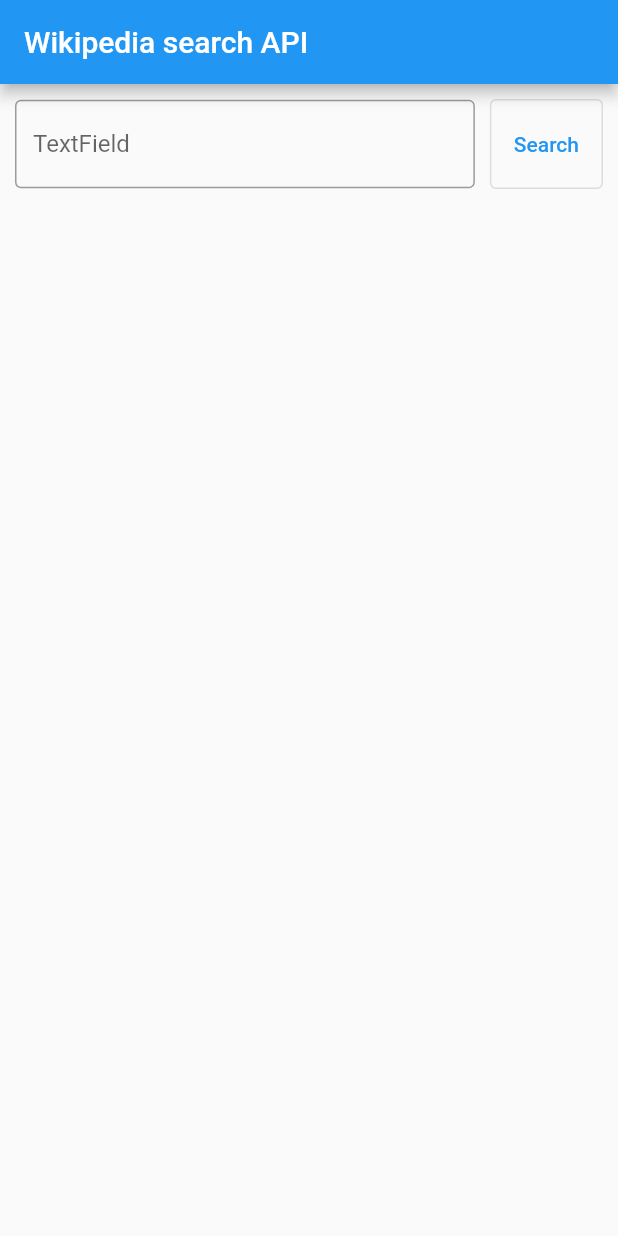
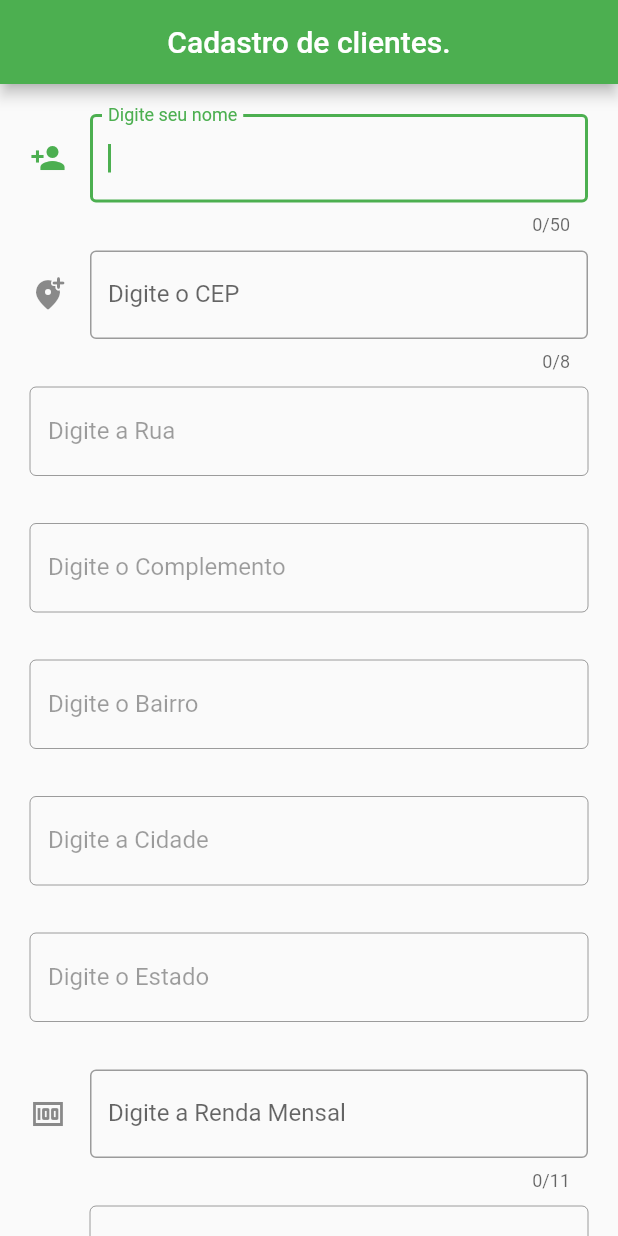
Before and after one commit to Gabrielhyds/ApiCep, a Flutter app: the screen it shows after launch, on a phone screen of 412 x 824 dp. Run offline on Flutter 3.47's test engine with Material 2 defaults, Android fonts, the phone set to English and light mode, and no system bars.

```diff
--- a/lib/main.dart
+++ b/lib/main.dart
@@ -1,27 +1,29 @@
+import 'package:flutter/material.dart';
 import 'dart:convert';
-import 'package:flutter/cupertino.dart';
-import 'package:flutter_html/flutter_html.dart';
 import 'package:http/http.dart' as http;
-
-import 'package:flutter/material.dart';
 
 void main() => runApp(MyApp());
 
 class MyApp extends StatelessWidget {
+  // This widget is the root of your application.
   @override
   Widget build(BuildContext context) {
     return MaterialApp(
-      title: 'Flutter Demo',
+      // Application name
+      title: 'Flutter Stateful Clicker Counter',
       theme: ThemeData(
-        primarySwatch: Colors.blue,
+        // Application theme data, you can set the colors for the application as
+        // you want
+        primarySwatch: Colors.green,
       ),
-      home: MyHomePage(title: 'Wikipedia search API'),
+      home: MyHomePage(title: 'Cadastro de clientes.'),
     );
   }
 }
 
 class MyHomePage extends StatefulWidget {
   const MyHomePage({Key? key, required this.title}) : super(key: key);
+
   final String title;
 
   @override
@@ -29,77 +31,225 @@ class MyHomePage extends StatefulWidget {
 }
 
 class _MyHomePageState extends State<MyHomePage> {
-  final searchTextController = TextEditingController();
-  List<WikiSearchEntity> searchList = [];
+  TextEditingController _nome = TextEditingController();
+  TextEditingController _cep = TextEditingController();
+  TextEditingController _rua = TextEditingController();
+  TextEditingController _complemento = TextEditingController();
+  TextEditingController _bairro = TextEditingController();
+  TextEditingController _cidade = TextEditingController();
+  TextEditingController _estado = TextEditingController();
+  TextEditingController _rendaMensal = TextEditingController();
+  TextEditingController _limiteCredito = TextEditingController();
 
-  void _search() {
-    String str = searchTextController.text;
-    RequestService.query(str).then((WikiSearchResponse? response) {
+  void _buscaCEP() async {
+    if (_cep.text.trim().length == 8) {
+      String urlAPI = "https://viacep.com.br/ws/" + _cep.text + "/json/";
+      http.Response response;
+      response = await http.get(urlAPI);
+      Map<String, dynamic> retorno = json.decode(response.body);
+
+      print(retorno["logradouro"].toString());
+      print(retorno["complemento"].toString());
+      print(retorno["bairro"].toString());
+      print(retorno["localidade"].toString());
+      print(retorno["uf"].toString());
+
       setState(() {
-        searchList = response!.query.search;
+        _rua.text = retorno["logradouro"].toString();
+        _complemento.text = retorno["complemento"].toString();
+        _bairro.text = retorno["bairro"].toString();
+        _cidade.text = retorno["localidade"].toString();
+        _estado.text = retorno["uf"].toString();
       });
-    });
+    }
   }
 
-  @override
-  void dispose() {
-    searchTextController.dispose();
-    super.dispose();
+  void _gravar() {
+    _buscaCEP();
+    setState(() {});
+  }
+
+  void _limpar() {
+// É necessário se alterar o Estado da aplicação para poder exibir o resultado por isso o setState
+    setState(() {
+      _nome.text = "";
+      _cep.text = "";
+      _rua.text = "";
+      _complemento.text = "";
+      _bairro.text = "";
+      _cidade.text = "";
+      _estado.text = "";
+    });
   }
 
   @override
   Widget build(BuildContext context) {
     return Scaffold(
       appBar: AppBar(
-        title: Text(widget.title),
+        title: Center(child: Text(widget.title)),
       ),
-      body: Container(
-        child: Padding(
-          padding: EdgeInsets.all(10),
+      body: SingleChildScrollView(
+        child: Center(
           child: Column(
-            mainAxisAlignment: MainAxisAlignment.start,
-            crossAxisAlignment: CrossAxisAlignment.start,
+            //mainAxisAlignment: MainAxisAlignment.center,
             children: <Widget>[
-              Row(
-                  mainAxisAlignment: MainAxisAlignment.center,
-                  crossAxisAlignment: CrossAxisAlignment.center,
-                  children: [
-                    Expanded(
-                      child: TextField(
-                        controller: searchTextController,
-                        obscureText: false,
-                        decoration: InputDecoration(
-                          border: OutlineInputBorder(),
-                          labelText: 'TextField',
-                        ),
-                      ),
+              Padding(
+                padding: EdgeInsets.fromLTRB(20, 20, 20, 0),
+                child: TextField(
+                    autofocus: true,
+                    maxLength: 50,
+                    controller: _nome,
+                    decoration: InputDecoration(
+                      icon: Icon(Icons.person_add),
+                      border: OutlineInputBorder(),
+                      labelText: "Digite seu nome",
+                    )),
+              ),
+              Padding(
+                padding: EdgeInsets.fromLTRB(20, 10, 20, 0),
+                child: TextField(
+                    maxLength: 8,
+                    controller: _cep,
+                    // Conforme inserção do cep, os campos subsequentes serão automaticamente preeenchidos.
+                    onChanged: (inputValue) {
+                      int? cep = int.tryParse(_cep.text);
+
+                      String rua = _rua.text.toString();
+                      String complemento = _complemento.text.toString();
+                      String bairro = _bairro.text.toString();
+                      String cidade = _cidade.text.toString();
+                      String estado = _estado.text.toString();
+
+                      if (cep != 0) {
+                        _rua.text = rua;
+                        _complemento.text = complemento;
+                        _bairro.text = bairro;
+                        _cidade.text = cidade;
+                        _estado.text = estado;
+                      }
+                      ;
+                    },
+                    decoration: InputDecoration(
+                      icon: Icon(Icons.add_location_alt_rounded),
+                      border: OutlineInputBorder(),
+                      labelText: "Digite o CEP",
+                    )),
+              ),
+              Padding(
+                padding: EdgeInsets.fromLTRB(20, 10, 20, 0),
+                child: TextField(
+                    maxLength: 50,
+                    enabled: false,
+                    controller: _rua,
+                    decoration: InputDecoration(
+                      border: OutlineInputBorder(),
+                      labelText: "Digite a Rua",
+                    )),
+              ),
+              Padding(
+                padding: EdgeInsets.fromLTRB(20, 10, 20, 0),
+                child: TextField(
+                    maxLength: 50,
+                    enabled: false,
+                    controller: _complemento,
+                    decoration: InputDecoration(
+                      border: OutlineInputBorder(),
+                      labelText: "Digite o Complemento",
+                    )),
+              ),
+              Padding(
+                padding: EdgeInsets.fromLTRB(20, 10, 20, 0),
+                child: TextField(
+                    maxLength: 50,
+                    enabled: false,
+                    controller: _bairro,
+                    decoration: InputDecoration(
+                      border: OutlineInputBorder(),
+                      labelText: "Digite o Bairro",
+                    )),
+              ),
+              Padding(
+                padding: EdgeInsets.fromLTRB(20, 10, 20, 0),
+                child: TextField(
+                    maxLength: 50,
+                    enabled: false,
+                    controller: _cidade,
+                    decoration: InputDecoration(
+                      border: OutlineInputBorder(),
+                      labelText: "Digite a Cidade",
+                    )),
+              ),
+              Padding(
+                padding: EdgeInsets.fromLTRB(20, 10, 20, 0),
+                child: TextField(
+                    maxLength: 2,
+                    enabled: false,
+                    controller: _estado,
+                    decoration: InputDecoration(
+                      border: OutlineInputBorder(),
+                      labelText: "Digite o Estado",
+                    )),
+              ),
+              Padding(
+                padding: EdgeInsets.fromLTRB(20, 10, 20, 0),
+                child: TextField(
+                    maxLength: 11,
+                    controller: _rendaMensal,
+                    // Conforme a renda mensal for mudando o limite de crédito(30%) acompanha.
+                    onChanged: (inputValue) {
+                      double? limite = double.tryParse(_rendaMensal.text);
+                      if (limite != null) _limiteCredito.text = (limite * 0.3).toString();
+                    },
+                    decoration: InputDecoration(
+                      icon: Icon(Icons.money),
+                      border: OutlineInputBorder(),
+                      labelText: "Digite a Renda Mensal",
+                    )),
+              ),
+              Padding(
+                padding: EdgeInsets.fromLTRB(20, 10, 20, 0),
+                child: TextField(
+                    maxLength: 11,
+                    enabled: false,
+                    controller: _limiteCredito,
+                    decoration: InputDecoration(
+                      icon: Icon(Icons.credit_card),
+                      border: OutlineInputBorder(),
+                      labelText: "Limite de crédito",
+                    )),
+              ),
+              Row(mainAxisAlignment: MainAxisAlignment.spaceEvenly, children: <Widget>[
+                Padding(
+                  padding: EdgeInsets.fromLTRB(20, 0, 5, 20),
+                  child: TextButton(
+                    style: TextButton.styleFrom(
+                      backgroundColor: Colors.black,
+                      primary: Colors.white,
+                      padding: EdgeInsets.all(20.0),
+                      textStyle: TextStyle(fontSize: 17),
                     ),
-                    SizedBox(
-                      width: 10,
+                    onPressed: () {
+                      _gravar();
+                    },
+                    child: Text('Cadastrar'),
+                  ),
+                ),
+                Padding(
+                  padding: EdgeInsets.fromLTRB(5, 0, 20, 20),
+                  child: TextButton(
+                    style: TextButton.styleFrom(
+                      backgroundColor: Colors.black,
+                      primary: Colors.white,
+                      padding: EdgeInsets.all(20.0),
+                      textStyle: TextStyle(fontSize: 17),
                     ),
-                    Container(
-                      height: 60,
-                      child: OutlinedButton(
-                        onPressed: _search,
-                        child: Text("Search"),
-                      ),
-                    ),
-                  ]
-              ),
-              SizedBox(
-                height: 10,
-              ),
-              Expanded(child:
-                SingleChildScrollView(
-                child: ListView.builder(
-                  primary: false,
-                  itemBuilder: (BuildContext context,
-                      int index) => new WikiSearchItemWidget(searchList[index]),
-                  itemCount: searchList.length,
-                  shrinkWrap: true,
+                    onPressed: () {
+                      _limpar();
+                    },
+                    child: Text("Limpar"),
+                  ),
                 ),
-              ),
-              ),
+              ]),
             ],
           ),
         ),
@@ -107,93 +257,3 @@ class _MyHomePageState extends State<MyHomePage> {
     );
   }
 }
-
-class WikiSearchItemWidget extends StatelessWidget {
-  final WikiSearchEntity _entity;
-
-  WikiSearchItemWidget(this._entity);
-
-  @override
-  Widget build(BuildContext context) {
-    return ListTile(
-      title: Text(_entity.title,
-        style: TextStyle(
-          fontSize: 20,
-          fontWeight: FontWeight.w700,
-        ),
-      ),
-      subtitle: SingleChildScrollView(
-        child: Html(data: _entity.snippet),
-      ),
-      onTap: () {
-
-      },
-    );
-  }
-}
-
-class RequestService {
-  static Future<WikiSearchResponse?> query(String search) async {
-    var response = await http.get(
-        Uri.parse("https://en.wikipedia.org/w/api.php?action=query&origin=*&list=search&srsearch=$search&format=json")
-    );
-    // Check if response is success
-    if (response.statusCode >= 200 && response.statusCode < 300) {
-      var map = json.decode(response.body);
-      return WikiSearchResponse.fromJson(map);
-    } else {
-      print("Query failed: ${response.body} (${response.statusCode})");
-      return null;
-    }
-  }
-}
-
-class WikiSearchResponse {
-  String batchComplete;
-  WikiQueryResponse query;
-  WikiSearchResponse({required this.batchComplete, required this.query});
-
-  factory WikiSearchResponse.fromJson(Map<String, dynamic> json) => WikiSearchResponse(
-      batchComplete: json["batchcomplete"],
-      query: WikiQueryResponse.fromJson(json["query"])
-  );
-}
-
-class WikiQueryResponse {
-  List<WikiSearchEntity> search;
-
-  WikiQueryResponse({required this.search});
-
-  factory WikiQueryResponse.fromJson(Map<String, dynamic> json) {
-    List<dynamic> resultList = json['search'];
-    List<WikiSearchEntity> search = resultList.map((dynamic value) =>
-        WikiSearchEntity.fromJson(value))
-        .toList(growable: false);
-    return WikiQueryResponse(
-        search: search
-    );
-  }
-}
-
-class WikiSearchEntity {
-  int ns;
-  String title;
-  int pageId;
-  int size;
-  int wordCount;
-  String snippet;
-  String timestamp;
-  WikiSearchEntity({required this.ns, required this.title,
-    required this.pageId, required this.size, required this.wordCount,
-    required this.snippet, required this.timestamp});
-
-  factory WikiSearchEntity.fromJson(Map<String, dynamic> json) => WikiSearchEntity(
-    ns: json["ns"],
-    title: json["title"],
-    pageId: json["pageid"],
-    size: json["size"],
-    wordCount: json["wordcount"],
-    snippet: json["snippet"],
-    timestamp: json["timestamp"]
-  );
-}
```
